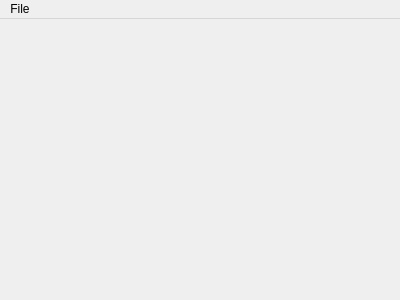
Above: MainWindow.ui from MartinDelille/VideoGenerator before the change. Below: the same form after it.
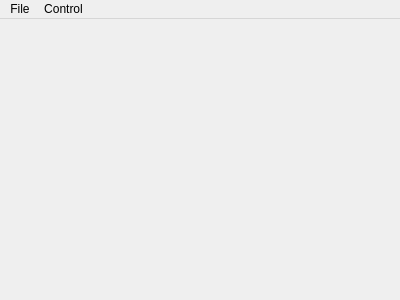
That is the form after the change.

Commit message: cycle through step with arrows

Diff of the .ui file:
```diff
--- a/MainWindow.ui
+++ b/MainWindow.ui
@@ -29,7 +29,15 @@
     </property>
     <addaction name="actionSave"/>
    </widget>
+   <widget class="QMenu" name="menuControl">
+    <property name="title">
+     <string>Control</string>
+    </property>
+    <addaction name="actionNext"/>
+    <addaction name="actionPrevious"/>
+   </widget>
    <addaction name="menuFile"/>
+   <addaction name="menuControl"/>
   </widget>
   <action name="actionSave">
    <property name="text">
```
Left out of the diff: 16 changed lines with no effect on the pictures. The commit also changes 2 other files.
